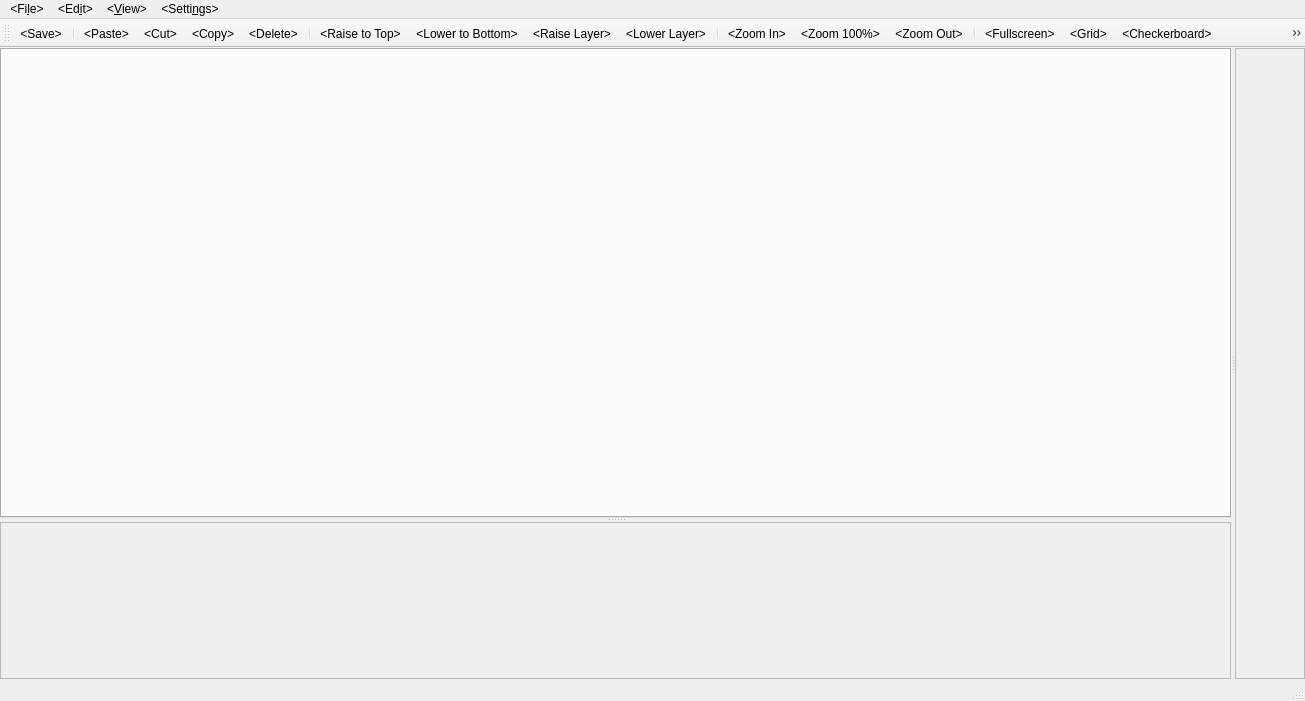
Old version of the form leveleditorwindow.ui in the repository ExplosBlue/CoinKiller.
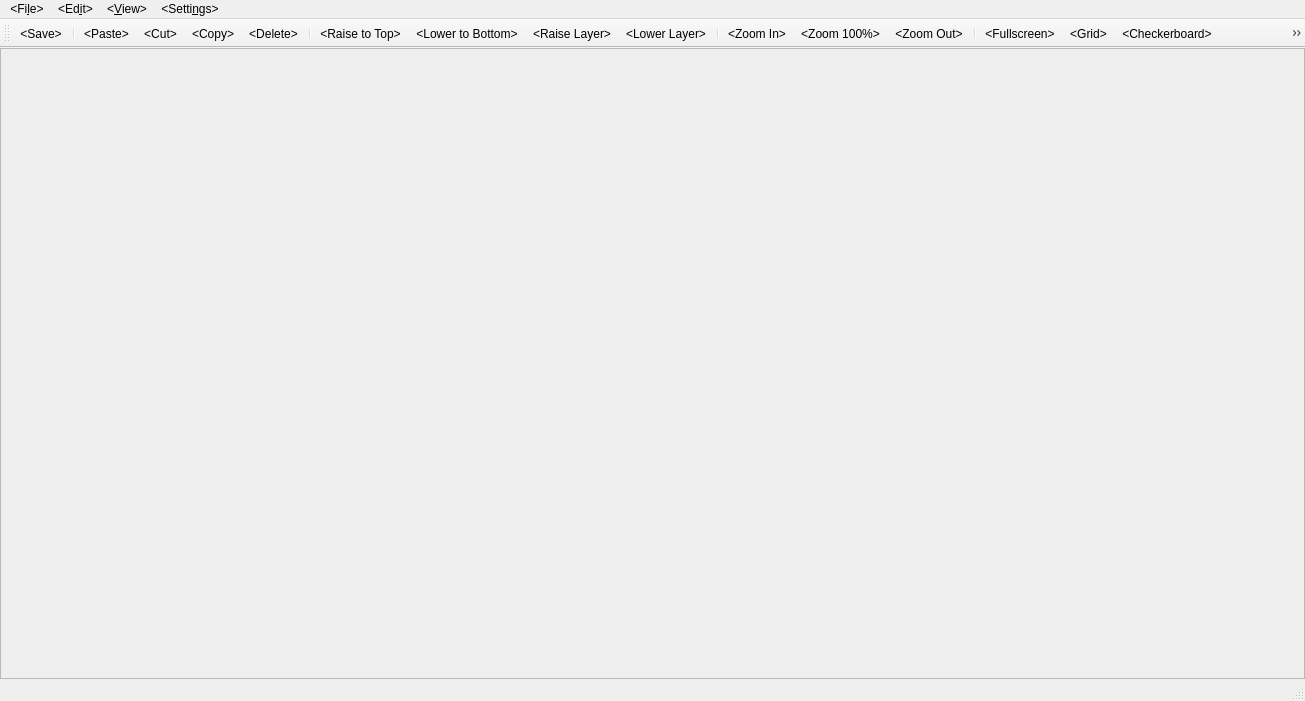
New version of the form.

Commit message: Make Widgets Dockable

```diff
--- a/leveleditorwindow.ui
+++ b/leveleditorwindow.ui
@@ -35,43 +35,6 @@
       <property name="orientation">
        <enum>Qt::Horizontal</enum>
       </property>
-      <widget class="QWidget" name="sidebar" native="true">
-       <layout class="QVBoxLayout" name="verticalLayout_2">
-        <item>
-         <widget class="QSplitter" name="splitter_2">
-          <property name="orientation">
-           <enum>Qt::Vertical</enum>
-          </property>
-          <widget class="QTabWidget" name="sidebarTabWidget">
-           <property name="currentIndex">
-            <number>-1</number>
-           </property>
-          </widget>
-          <widget class="QScrollArea" name="miniMap">
-           <property name="verticalScrollBarPolicy">
-            <enum>Qt::ScrollBarAlwaysOff</enum>
-           </property>
-           <property name="horizontalScrollBarPolicy">
-            <enum>Qt::ScrollBarAlwaysOff</enum>
-           </property>
-           <property name="widgetResizable">
-            <bool>true</bool>
-           </property>
-           <widget class="QWidget" name="scrollAreaWidgetContents_3">
-            <property name="geometry">
-             <rect>
-              <x>0</x>
-              <y>0</y>
-              <width>1230</width>
-              <height>81</height>
-             </rect>
-            </property>
-           </widget>
-          </widget>
-         </widget>
-        </item>
-       </layout>
-      </widget>
       <widget class="QScrollArea" name="levelViewArea">
        <property name="widgetResizable">
         <bool>true</bool>
@@ -81,8 +44,8 @@
          <rect>
           <x>0</x>
           <y>0</y>
-          <width>56</width>
-          <height>597</height>
+          <width>1299</width>
+          <height>580</height>
          </rect>
         </property>
        </widget>
```
Left out of the diff: 13 changed lines with no effect on the pictures. The commit also changes 6 other files.
